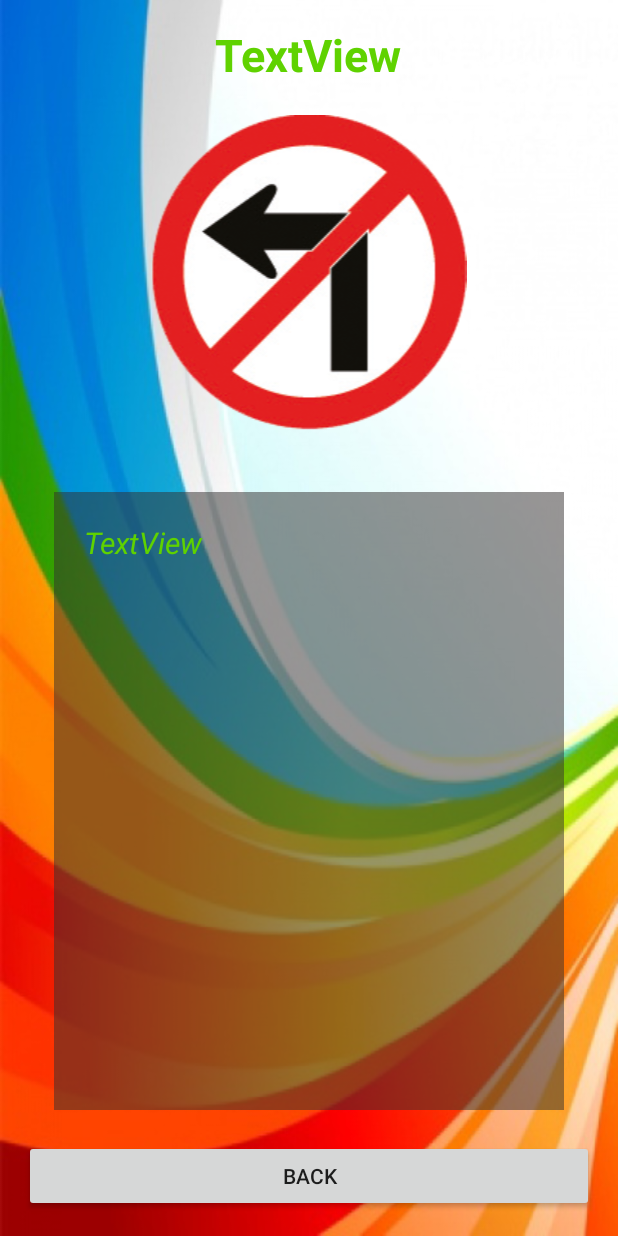
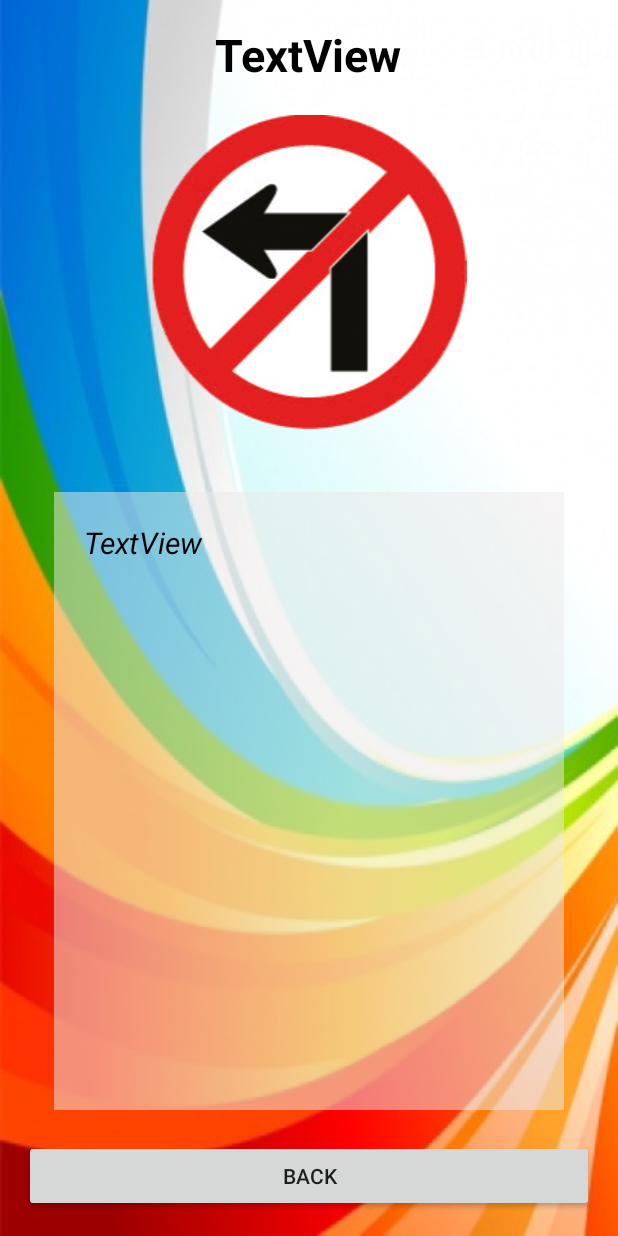
Before and after one commit to danu0239/Phueng, an Android app: the layout activity_detail.xml on its own in the app's theme, with its tools: preview values and no code run, on a phone screen of 412 x 824 dp. Run offline under Robolectric (Android 15) with nearby library versions, the phone set to English and light mode, and no system bars.

Commit message:
Black Ok

```diff
--- a/app/src/main/res/layout/activity_detail.xml
+++ b/app/src/main/res/layout/activity_detail.xml
@@ -33,7 +33,7 @@
             android:id="@+id/textView4"
             android:textSize="@dimen/h1"
             android:textStyle="normal|bold"
-            android:textColor="@color/atext" />
+            android:textColor="@android:color/background_dark" />
 
         <ImageView
             android:layout_width="match_parent"
@@ -47,7 +47,7 @@
             android:layout_height="match_parent"
             android:layout_margin="20dp"
             android:padding="20dp"
-            android:background="#82342f2f">
+            android:background="#82eeeaea">
 
             <LinearLayout
                 android:layout_width="match_parent"
@@ -61,7 +61,7 @@
                     android:id="@+id/textView5"
                     android:textSize="@dimen/h2"
                     android:textStyle="normal|italic"
-                    android:textColor="@color/atext" />
+                    android:textColor="@android:color/background_dark" />
             </LinearLayout>
         </ScrollView>
 
```
Also changed, not shown: app/src/main/java/rtc/kanyanee/phuengtraffic/DetailActivity.java (+15 -0 lines).
